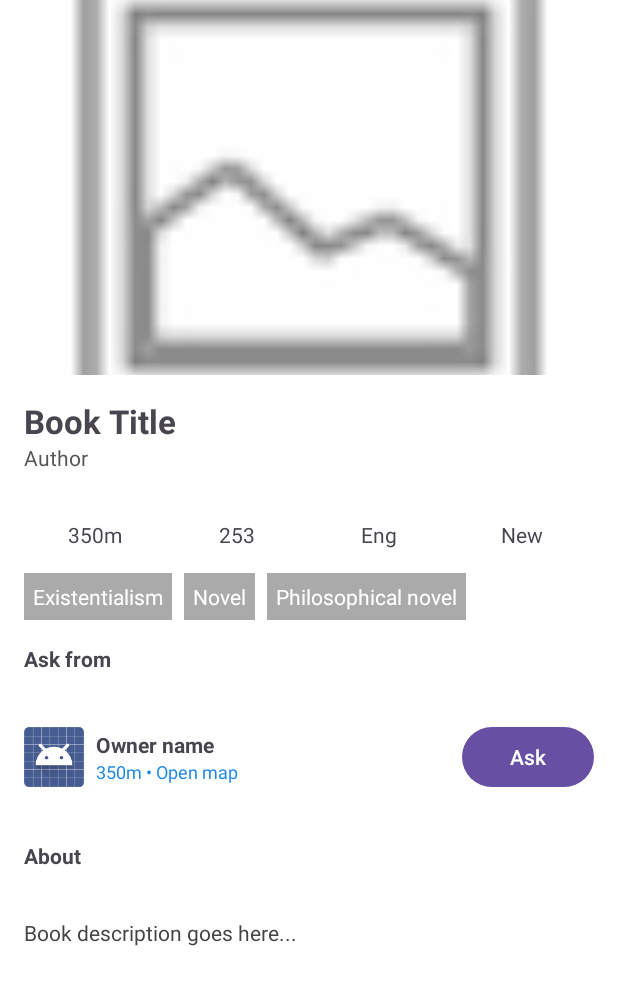
After one commit to mayakleiin/Booksy, an Android app built with Jetpack Compose: the fragment BookDetailFragment placed in its activity, on a phone screen of 412 x 824 dp. The commit adds this screen. Shown: the top 985 px of the screen. Run offline under Robolectric (Android 15) with nearby library versions, the phone set to English and light mode, and no system bars; our stand-ins replace Firebase (no records; nobody signed in at launch, a user with empty details on screens opened directly), navigation-ui.

Commit message:
implemented book detail

```diff
--- a/app/src/main/AndroidManifest.xml
+++ b/app/src/main/AndroidManifest.xml
@@ -2,7 +2,7 @@
 <manifest xmlns:android="http://schemas.android.com/apk/res/android"
     xmlns:tools="http://schemas.android.com/tools">
 
-
+    <uses-permission android:name="android.permission.INTERNET" />
     <uses-permission android:name="android.permission.ACCESS_FINE_LOCATION" />
     <uses-permission android:name="android.permission.ACCESS_BACKGROUND_LOCATION" />
 
--- a/app/src/main/java/com/example/booksy/model/Book.kt
+++ b/app/src/main/java/com/example/booksy/model/Book.kt
@@ -9,8 +9,11 @@ data class Book(
     val status: BookStatus = BookStatus.AVAILABLE,
     val ownerId: String = "",
     val lat: Double? = null,
-    val lng: Double? = null
-)
+    val lng: Double? = null,
+    val pages: Int = 0,
+    val description: String = "",
+    val language: String = "",
+    )
 
 enum class BookStatus {
     AVAILABLE,
--- /dev/null
+++ b/app/src/main/java/com/example/booksy/ui/details/BookDetailFragment.kt
@@ -0,0 +1,79 @@
+package com.example.booksy.ui.details
+
+import android.content.Intent
+import android.net.Uri
+import android.os.Bundle
+import android.view.LayoutInflater
+import android.view.View
+import android.view.ViewGroup
+import android.widget.Toast
+import androidx.fragment.app.Fragment
+import androidx.lifecycle.ViewModelProvider
+import coil.load
+import com.example.booksy.databinding.FragmentBookDetailBinding
+import com.example.booksy.viewmodel.BookDetailViewModel
+
+class BookDetailFragment : Fragment() {
+
+    private var _binding: FragmentBookDetailBinding? = null
+    private val binding get() = _binding!!
+    private lateinit var viewModel: BookDetailViewModel
+
+    override fun onCreateView(
+        inflater: LayoutInflater, container: ViewGroup?, savedInstanceState: Bundle?
+    ): View {
+        _binding = FragmentBookDetailBinding.inflate(inflater, container, false)
+        viewModel = ViewModelProvider(
+            this,
+            ViewModelProvider.AndroidViewModelFactory.getInstance(requireActivity().application)
+        )[BookDetailViewModel::class.java]
+        return binding.root
+    }
+
+    override fun onViewCreated(view: View, savedInstanceState: Bundle?) {
+        val bookId = arguments?.getString("bookId") ?: return
+        viewModel.loadBookDetails(bookId)
+
+        viewModel.book.observe(viewLifecycleOwner) { book ->
+            binding.title.text = book.title
+            binding.author.text = book.author
+            binding.pages.text = book.pages.toString()
+            binding.language.text = book.genre
+            binding.about.text = "Description coming soon..."
+
+            binding.bookCover.load(book.imageUrl) {
+                crossfade(true)
+                placeholder(android.R.drawable.ic_menu_gallery)
+                error(android.R.drawable.ic_delete)
+            }
+
+            binding.borrowButton.setOnClickListener {
+                viewModel.requestToBorrow(book)
+            }
+
+            binding.openMapButton.setOnClickListener {
+                val lat = book.lat
+                val lng = book.lng
+                if (lat == null || lng == null) return@setOnClickListener
+                val uri = Uri.parse("geo:$lat,$lng?q=$lat,$lng(Book Location)")
+                val intent = Intent(Intent.ACTION_VIEW, uri).apply {
+                    setPackage("com.google.android.apps.maps")
+                }
+                if (intent.resolveActivity(requireActivity().packageManager) != null) {
+                    startActivity(intent)
+                } else {
+                    Toast.makeText(requireContext(), "Google Maps not found", Toast.LENGTH_SHORT).show()
+                }
+            }
+        }
+
+        viewModel.toastMessage.observe(viewLifecycleOwner) { message ->
+            Toast.makeText(requireContext(), message, Toast.LENGTH_SHORT).show()
+        }
+    }
+
+    override fun onDestroyView() {
+        super.onDestroyView()
+        _binding = null
+    }
+}
--- /dev/null
+++ b/app/src/main/java/com/example/booksy/viewmodel/BookDetailViewModel.kt
@@ -0,0 +1,56 @@
+package com.example.booksy.viewmodel
+
+import android.app.Application
+import androidx.lifecycle.AndroidViewModel
+import androidx.lifecycle.LiveData
+import androidx.lifecycle.MutableLiveData
+import com.example.booksy.model.Book
+import com.google.firebase.auth.FirebaseAuth
+import com.google.firebase.firestore.FirebaseFirestore
+
+class BookDetailViewModel(application: Application) : AndroidViewModel(application) {
+
+    private val _book = MutableLiveData<Book>()
+    val book: LiveData<Book> get() = _book
+
+    private val _toastMessage = MutableLiveData<String>()
+    val toastMessage: LiveData<String> = _toastMessage
+
+    fun loadBookDetails(bookId: String) {
+        FirebaseFirestore.getInstance()
+            .collection("books")
+            .document(bookId)
+            .get()
+            .addOnSuccessListener { document ->
+                val book = document.toObject(Book::class.java)
+                book?.let {
+                    _book.postValue(it)
+                } ?: _toastMessage.postValue("Book not found")
+            }
+            .addOnFailureListener {
+                _toastMessage.postValue("Failed to load book")
+            }
+    }
+
+    fun requestToBorrow(book: Book) {
+        val userId = FirebaseAuth.getInstance().currentUser?.uid ?: return
+
+        val request = hashMapOf(
+            "bookId" to book.id,
+            "ownerId" to book.ownerId,
+            "requesterId" to userId,
+            "status" to "Pending",
+            "timestamp" to System.currentTimeMillis()
+        )
+
+        FirebaseFirestore.getInstance()
+            .collection("borrowRequests")
+            .add(request)
+            .addOnSuccessListener {
+                _toastMessage.postValue("Request sent!")
+            }
+            .addOnFailureListener {
+                _toastMessage.postValue("Failed to send request")
+            }
+    }
+}
--- /dev/null
+++ b/app/src/main/res/layout/fragment_book_detail.xml
@@ -0,0 +1,191 @@
+<?xml version="1.0" encoding="utf-8"?>
+<ScrollView xmlns:android="http://schemas.android.com/apk/res/android"
+    android:layout_width="match_parent"
+    android:layout_height="match_parent"
+    android:background="@android:color/white">
+
+    <LinearLayout
+        android:layout_width="match_parent"
+        android:layout_height="wrap_content"
+        android:orientation="vertical">
+
+        <!-- Book Cover -->
+        <ImageView
+            android:id="@+id/book_cover"
+            android:layout_width="match_parent"
+            android:layout_height="250dp"
+            android:scaleType="centerCrop"
+            android:contentDescription="@string/book_cover_desc"
+            android:src="@android:drawable/ic_menu_gallery" />
+
+        <!-- Title & Author -->
+        <LinearLayout
+            android:layout_width="match_parent"
+            android:layout_height="wrap_content"
+            android:orientation="vertical"
+            android:padding="16dp">
+
+            <TextView
+                android:id="@+id/title"
+                android:layout_width="wrap_content"
+                android:layout_height="wrap_content"
+                android:text="@string/book_title"
+                android:textSize="22sp"
+                android:textStyle="bold" />
+
+            <TextView
+                android:id="@+id/author"
+                android:layout_width="wrap_content"
+                android:layout_height="wrap_content"
+                android:text="@string/author"
+                android:textColor="#555" />
+        </LinearLayout>
+
+        <!-- Info row -->
+        <LinearLayout
+            android:layout_width="match_parent"
+            android:layout_height="wrap_content"
+            android:orientation="horizontal"
+            android:padding="16dp"
+            android:gravity="center">
+
+            <TextView
+                android:id="@+id/distance"
+                android:layout_width="0dp"
+                android:layout_weight="1"
+                android:layout_height="wrap_content"
+                android:text="@string/distance"
+                android:gravity="center" />
+
+            <TextView
+                android:id="@+id/pages"
+                android:layout_width="0dp"
+                android:layout_weight="1"
+                android:layout_height="wrap_content"
+                android:text="@string/pages"
+                android:gravity="center" />
+
+            <TextView
+                android:id="@+id/language"
+                android:layout_width="0dp"
+                android:layout_weight="1"
+                android:layout_height="wrap_content"
+                android:text="@string/language"
+                android:gravity="center" />
+
+            <TextView
+                android:id="@+id/condition"
+                android:layout_width="0dp"
+                android:layout_weight="1"
+                android:layout_height="wrap_content"
+                android:text="@string/condition"
+                android:gravity="center" />
+        </LinearLayout>
+
+        <!-- Tags -->
+        <LinearLayout
+            android:layout_width="match_parent"
+            android:layout_height="wrap_content"
+            android:paddingStart="16dp"
+            android:paddingEnd="16dp"
+            android:orientation="horizontal">
+
+            <TextView
+                android:text="@string/tag_existentialism"
+                android:background="@android:color/darker_gray"
+                android:textColor="@android:color/white"
+                android:padding="6dp"
+                android:layout_marginEnd="8dp"
+                android:layout_width="wrap_content"
+                android:layout_height="wrap_content"/>
+
+            <TextView
+                android:text="@string/tag_novel"
+                android:background="@android:color/darker_gray"
+                android:textColor="@android:color/white"
+                android:padding="6dp"
+                android:layout_marginEnd="8dp"
+                android:layout_width="wrap_content"
+                android:layout_height="wrap_content"/>
+
+            <TextView
+                android:text="@string/tag_philosophical"
+                android:background="@android:color/darker_gray"
+                android:textColor="@android:color/white"
+                android:padding="6dp"
+                android:layout_width="wrap_content"
+                android:layout_height="wrap_content"/>
+        </LinearLayout>
+
+        <!-- Owner section -->
+        <TextView
+            android:layout_width="wrap_content"
+            android:layout_height="wrap_content"
+            android:text="@string/ask_from"
+            android:textStyle="bold"
+            android:padding="16dp" />
+
+        <LinearLayout
+            android:layout_width="match_parent"
+            android:layout_height="wrap_content"
+            android:orientation="horizontal"
+            android:padding="16dp"
+            android:gravity="center_vertical">
+
+            <ImageView
+                android:id="@+id/ownerImage"
+                android:layout_width="40dp"
+                android:layout_height="40dp"
+                android:src="@android:drawable/sym_def_app_icon"
+                android:layout_marginEnd="8dp"
+                android:scaleType="centerCrop"
+                android:contentDescription="@string/book_cover_desc" />
+
+            <LinearLayout
+                android:layout_width="0dp"
+                android:layout_weight="1"
+                android:layout_height="wrap_content"
+                android:orientation="vertical">
+
+                <TextView
+                    android:id="@+id/ownerName"
+                    android:layout_width="wrap_content"
+                    android:layout_height="wrap_content"
+                    android:text="@string/owner_name"
+                    android:textStyle="bold" />
+
+                <TextView
+                    android:id="@+id/openMapButton"
+                    android:layout_width="wrap_content"
+                    android:layout_height="wrap_content"
+                    android:text="@string/open_map"
+                    android:textSize="12sp"
+                    android:textColor="#1E88E5"
+                    android:clickable="true"
+                    android:focusable="true" />
+            </LinearLayout>
+
+            <Button
+                android:id="@+id/borrow_button"
+                android:layout_width="wrap_content"
+                android:layout_height="wrap_content"
+                android:text="@string/ask" />
+        </LinearLayout>
+
+        <!-- About -->
+        <TextView
+            android:layout_width="wrap_content"
+            android:layout_height="wrap_content"
+            android:text="@string/about"
+            android:textStyle="bold"
+            android:padding="16dp"/>
+
+        <TextView
+            android:id="@+id/about"
+            android:layout_width="match_parent"
+            android:layout_height="wrap_content"
+            android:text="@string/book_description"
+            android:padding="16dp"
+            android:textColor="#444"/>
+    </LinearLayout>
+</ScrollView>
--- a/app/src/main/res/navigation/nav_graph.xml
+++ b/app/src/main/res/navigation/nav_graph.xml
@@ -25,9 +25,15 @@
         android:id="@+id/addBookFragment"
         android:name="com.example.booksy.ui.add.AddBookFragment"
         android:label="Add Book">
-
     </fragment>
 
-
+    <fragment
+        android:id="@+id/bookDetailFragment"
+        android:name="com.example.booksy.ui.details.BookDetailFragment"
+        android:label="Book Detail" >
+        <argument
+            android:name="bookId"
+            app:argType="string" />
+    </fragment>
 
 </navigation>
--- a/app/src/main/res/values/strings.xml
+++ b/app/src/main/res/values/strings.xml
@@ -1,3 +1,28 @@
 <resources>
     <string name="app_name">Booksy</string>
+    <string name="book_cover_desc">Book cover image</string>
+
+    <!-- Book info -->
+    <string name="book_title">Book Title</string>
+    <string name="author">Author</string>
+    <string name="request_to_borrow">Request to Borrow</string>
+    <string name="ask_from">Ask from</string>
+    <string name="about">About</string>
+    <string name="book_description">Book description goes here...</string>
+
+    <!-- Values -->
+    <string name="distance">350m</string>
+    <string name="pages">253</string>
+    <string name="language">Eng</string>
+    <string name="condition">New</string>
+
+    <!-- Tags -->
+    <string name="tag_existentialism">Existentialism</string>
+    <string name="tag_novel">Novel</string>
+    <string name="tag_philosophical">Philosophical novel</string>
+
+    <!-- Owner -->
+    <string name="owner_name">Owner name</string>
+    <string name="open_map">350m • Open map</string>
+    <string name="ask">Ask</string>
 </resources>
--- a/gradle/libs.versions.toml
+++ b/gradle/libs.versions.toml
@@ -1,5 +1,5 @@
 [versions]
-agp = "8.2.2"
+agp = "8.9.1"
 kotlin = "2.1.10"
 ksp = "2.1.10-1.0.31"
 
```
Also changed, not shown: gradle/wrapper/gradle-wrapper.properties.
